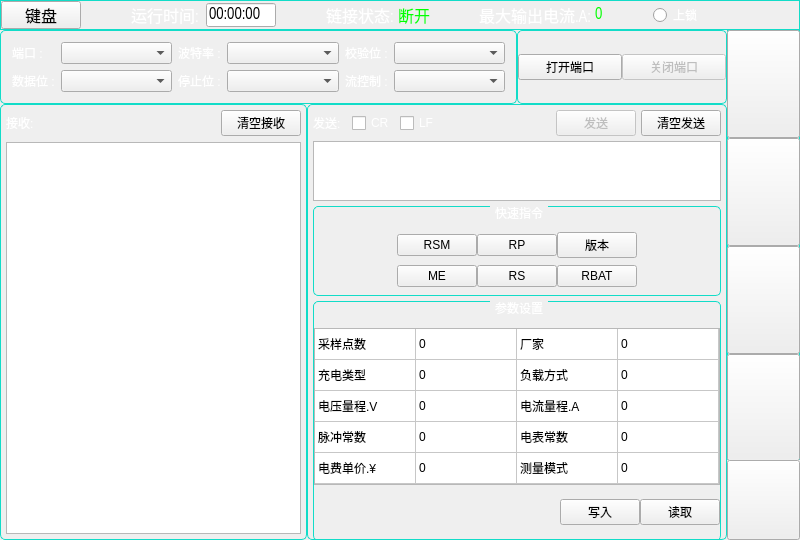
This is mainwidget.ui in flimmy78/9-0-3 as Qt 5 draws it before an edit. The edited form follows.
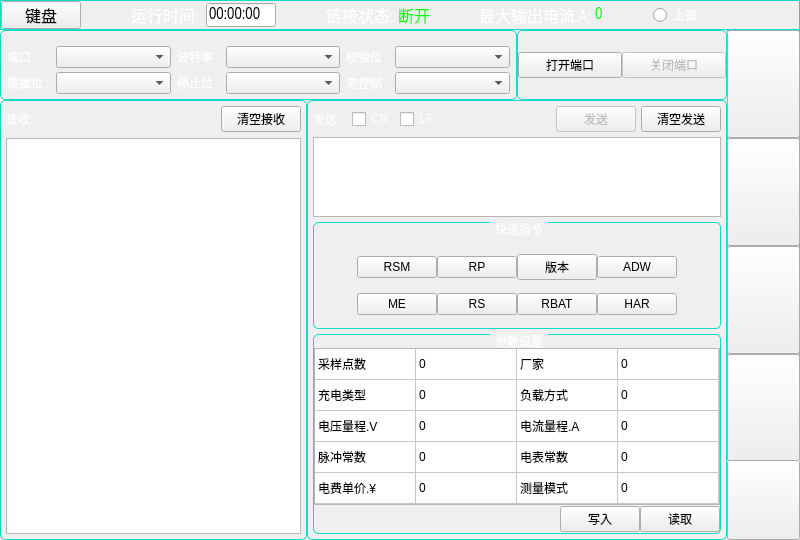
This is the edited form. The open tabs and pages were chosen to show the change. Icons and pictures are not drawn. Custom widgets are drawn as their Qt base class.

Patch:
```diff
--- a/mainwidget.ui
+++ b/mainwidget.ui
@@ -3501,7 +3501,7 @@
             <property name="maximumSize">
              <size>
               <width>16777215</width>
-              <height>60</height>
+              <height>80</height>
              </size>
             </property>
             <property name="readOnly">
@@ -3576,7 +3576,7 @@
                </property>
               </widget>
              </item>
-             <item row="1" column="5">
+             <item row="1" column="6">
               <spacer name="horizontalSpacer_17">
                <property name="orientation">
                 <enum>Qt::Horizontal</enum>
@@ -3630,6 +3630,20 @@
                </property>
               </widget>
              </item>
+             <item row="2" column="5">
+              <widget class="QPushButton" name="serPort_HAR_PsBtn">
+               <property name="text">
+                <string>HAR</string>
+               </property>
+              </widget>
+             </item>
+             <item row="1" column="5">
+              <widget class="QPushButton" name="serPort_ADW_PsBtn">
+               <property name="text">
+                <string>ADW</string>
+               </property>
+              </widget>
+             </item>
             </layout>
            </widget>
           </item>
@@ -3657,7 +3671,7 @@
             <property name="minimumSize">
              <size>
               <width>300</width>
-              <height>240</height>
+              <height>200</height>
              </size>
             </property>
             <property name="maximumSize">
@@ -3922,6 +3936,18 @@
        </item>
        <item row="0" column="0" colspan="2">
         <widget class="QGroupBox" name="serPort_Settings_GpBox">
+         <property name="minimumSize">
+          <size>
+           <width>0</width>
+           <height>70</height>
+          </size>
+         </property>
+         <property name="maximumSize">
+          <size>
+           <width>16777215</width>
+           <height>70</height>
+          </size>
+         </property>
          <property name="styleSheet">
           <string notr="true"> QGroupBox::title {
      subcontrol-origin: margin;
@@ -3946,6 +3972,21 @@
           <string/>
          </property>
          <layout class="QGridLayout" name="gridLayout_5">
+          <property name="leftMargin">
+           <number>6</number>
+          </property>
+          <property name="rightMargin">
+           <number>6</number>
+          </property>
+          <property name="bottomMargin">
+           <number>0</number>
+          </property>
+          <property name="horizontalSpacing">
+           <number>6</number>
+          </property>
+          <property name="verticalSpacing">
+           <number>0</number>
+          </property>
           <item row="0" column="0">
            <widget class="QLabel" name="serPort_portName_Label">
             <property name="sizePolicy">
```
Left out of the diff: 99 changed lines with no effect on the pictures.
